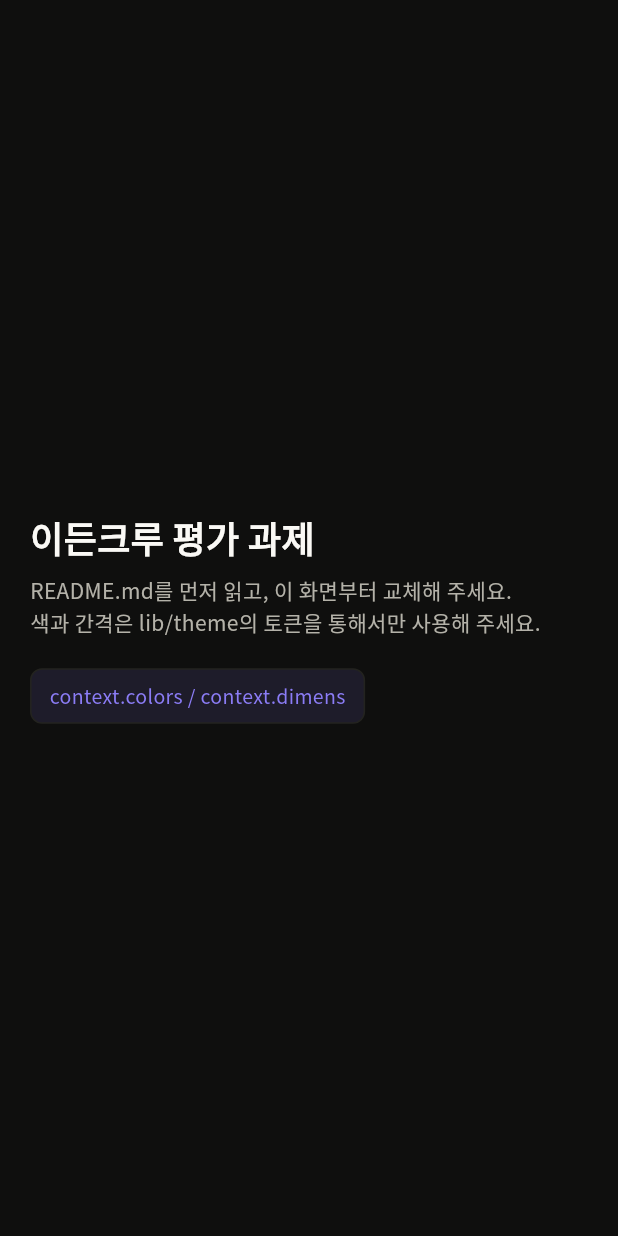
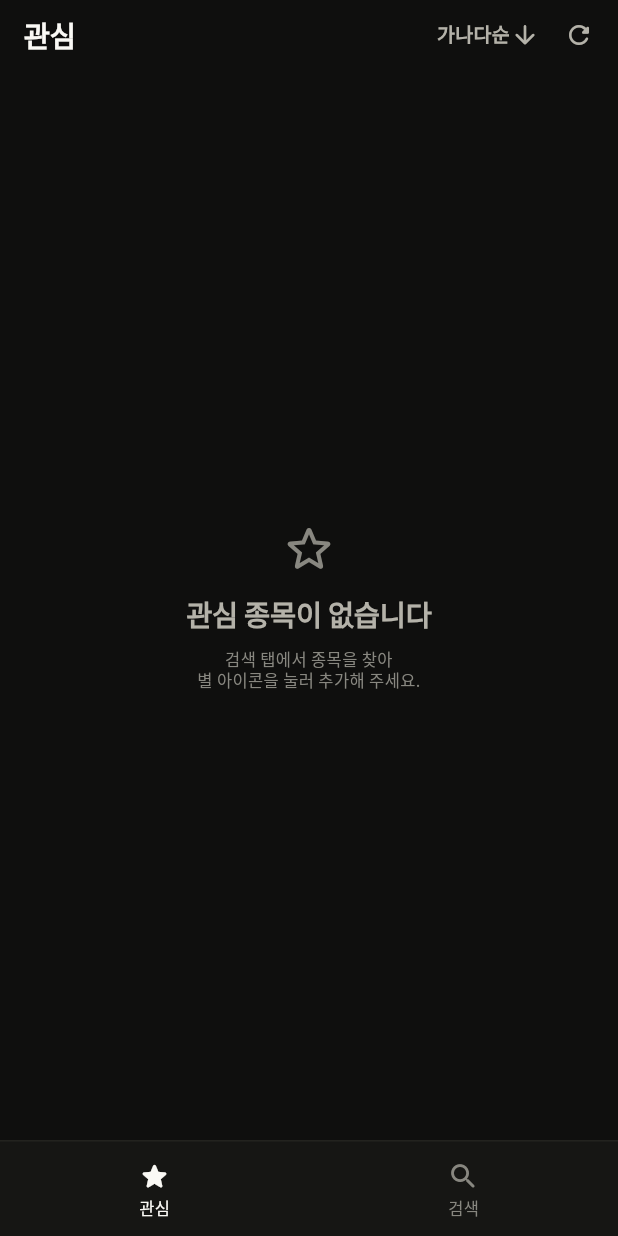
Before and after one commit to developer-kanghyun/edencrew-assignment, a Flutter app: the screen it shows after launch, on a phone screen of 412 x 824 dp. Run offline on Flutter 3.47's test engine with Material 3 defaults, Android fonts, the phone set to English and light mode, and no system bars; missing offline and left inert: cp949_codec.

Commit message:
feat: 관심 화면
- 헤더, 목록, 빈 상태, 정렬 바텀시트
- 탭은 IndexedStack이라 화면을 변경해도 상태가 남음
- FavoritesState가 repository로 시세를 받아옴. 관심종목이 많아도 요청은 한 번
- 시세 조회 실패는 시안에 없어서 목록을 가리지 않는 얇은 띠로 처리
- 템플릿 widget_test는 지운 StartHereScreen을 보고 있어 삭제하고 화면 테스트로 대체

```diff
--- a/lib/main.dart
+++ b/lib/main.dart
@@ -1,88 +1,48 @@
 import 'package:flutter/material.dart';
 
+import 'data/stock_repository.dart';
+import 'screens/main_screen.dart';
+import 'state/app_scope.dart';
+import 'state/favorites_state.dart';
 import 'theme/theme.dart';
 
 void main() {
   runApp(const EdencrewAssignmentApp());
 }
 
-class EdencrewAssignmentApp extends StatelessWidget {
+/// 앱 진입점.
+///
+/// [StatefulWidget]인 이유는 [FavoritesState]와 [StockRepository]를 **한 번만**
+/// 만들고 종료할 때 정리하기 위해서다. `build` 안에서 만들면 화면이 다시 그려질
+/// 때마다 새로 생겨 관심 목록과 캐시가 초기화된다.
+class EdencrewAssignmentApp extends StatefulWidget {
   const EdencrewAssignmentApp({super.key});
 
   @override
-  Widget build(BuildContext context) {
-    return MaterialApp(
-      title: '이든크루 평가 과제',
-      theme: AppTheme.dark,
-      home: const StartHereScreen(),
-    );
-  }
+  State<EdencrewAssignmentApp> createState() => _EdencrewAssignmentAppState();
 }
 
-/// 과제 시작점입니다. 이 화면은 지우고 직접 구현한 화면으로 바꿔 주세요.
-///
-/// 디자인 토큰을 어떻게 꺼내 쓰는지 보여주는 예시이기도 합니다.
-class StartHereScreen extends StatelessWidget {
-  const StartHereScreen({super.key});
+class _EdencrewAssignmentAppState extends State<EdencrewAssignmentApp> {
+  final StockRepository _repository = StockRepository();
+  late final FavoritesState _favorites = FavoritesState(_repository);
+
+  @override
+  void dispose() {
+    _favorites.dispose();
+    _repository.dispose();
+    super.dispose();
+  }
 
   @override
   Widget build(BuildContext context) {
-    final AppColors colors = context.colors;
-    final AppDimens dimens = context.dimens;
-
-    return Scaffold(
-      body: SafeArea(
-        child: Padding(
-          padding: EdgeInsets.all(dimens.space5),
-          child: Column(
-            mainAxisAlignment: MainAxisAlignment.center,
-            crossAxisAlignment: CrossAxisAlignment.start,
-            children: <Widget>[
-              Text(
-                '이든크루 평가 과제',
-                style: TextStyle(
-                  color: colors.textPrimary,
-                  fontSize: 24,
-                  fontWeight: AppTypography.bold,
-                ),
-              ),
-              SizedBox(height: dimens.space2),
-              Text(
-                'README.md를 먼저 읽고, 이 화면부터 교체해 주세요.\n'
-                '색과 간격은 lib/theme의 토큰을 통해서만 사용해 주세요.',
-                style: TextStyle(
-                  color: colors.textSecondary,
-                  fontSize: 14,
-                  fontWeight: AppTypography.regular,
-                  height: 1.5,
-                ),
-              ),
-              SizedBox(height: dimens.space5),
-              Container(
-                padding: EdgeInsets.symmetric(
-                  horizontal: dimens.space3,
-                  vertical: dimens.space2,
-                ),
-                decoration: BoxDecoration(
-                  color: colors.accentBg,
-                  borderRadius: BorderRadius.circular(dimens.radiusMd),
-                  border: Border.all(
-                    color: colors.borderSubtle,
-                    width: dimens.borderHairline,
-                  ),
-                ),
-                child: Text(
-                  'context.colors / context.dimens',
-                  style: TextStyle(
-                    color: colors.accentDefault,
-                    fontSize: 13,
-                    fontWeight: AppTypography.medium,
-                  ),
-                ),
-              ),
-            ],
-          ),
-        ),
+    return AppScope(
+      favorites: _favorites,
+      repository: _repository,
+      child: MaterialApp(
+        title: '이든크루 평가 과제',
+        theme: AppTheme.dark,
+        debugShowCheckedModeBanner: false,
+        home: const MainScreen(),
       ),
     );
   }
--- /dev/null
+++ b/lib/screens/main_screen.dart
@@ -0,0 +1,46 @@
+import 'package:flutter/material.dart';
+
+import '../theme/theme.dart';
+import '../widgets/app_bottom_nav.dart';
+import 'watchlist_screen.dart';
+
+/// 관심 / 검색 두 탭을 감싸는 껍데기 화면.
+///
+/// `Navigator.push`로 화면을 바꾸지 않고 [IndexedStack]으로 둘 다 살려둔다.
+/// 탭을 옮겼다 돌아와도 검색어와 스크롤 위치가 남는다.
+class MainScreen extends StatefulWidget {
+  const MainScreen({super.key});
+
+  @override
+  State<MainScreen> createState() => _MainScreenState();
+}
+
+class _MainScreenState extends State<MainScreen> {
+  int _currentIndex = 0;
+
+  @override
+  Widget build(BuildContext context) {
+    return Scaffold(
+      backgroundColor: context.colors.surfaceBase,
+      body: SafeArea(
+        bottom: false,
+        child: IndexedStack(
+          index: _currentIndex,
+          children: const <Widget>[WatchlistScreen(), _SearchPlaceholder()],
+        ),
+      ),
+      bottomNavigationBar: AppBottomNav(
+        currentIndex: _currentIndex,
+        onSelected: (int index) => setState(() => _currentIndex = index),
+      ),
+    );
+  }
+}
+
+/// 검색 화면을 붙이기 전까지 탭 전환만 확인하기 위한 자리.
+class _SearchPlaceholder extends StatelessWidget {
+  const _SearchPlaceholder();
+
+  @override
+  Widget build(BuildContext context) => const SizedBox.expand();
+}
--- /dev/null
+++ b/lib/screens/watchlist_screen.dart
@@ -0,0 +1,323 @@
+import 'package:flutter/material.dart';
+
+import '../models/favorite_stock.dart';
+import '../state/app_scope.dart';
+import '../state/favorites_state.dart';
+import '../theme/app_text_styles.dart';
+import '../theme/theme.dart';
+import '../widgets/watchlist_row.dart';
+
+/// `01 · 관심` 화면. 목록, 빈 상태, 정렬 바텀시트가 모두 여기에 있다.
+class WatchlistScreen extends StatefulWidget {
+  const WatchlistScreen({super.key});
+
+  @override
+  State<WatchlistScreen> createState() => _WatchlistScreenState();
+}
+
+class _WatchlistScreenState extends State<WatchlistScreen> {
+  bool _loadedOnce = false;
+
+  @override
+  void didChangeDependencies() {
+    super.didChangeDependencies();
+    if (_loadedOnce) return;
+    _loadedOnce = true;
+    // 첫 프레임을 그린 뒤에 시세를 요청한다. 도착 전까지 각 행은 스켈레톤이다.
+    WidgetsBinding.instance.addPostFrameCallback((_) {
+      if (mounted) AppScope.of(context).favorites.refresh();
+    });
+  }
+
+  @override
+  Widget build(BuildContext context) {
+    final FavoritesState favorites = AppScope.of(context).favorites;
+
+    return ListenableBuilder(
+      listenable: favorites,
+      builder: (BuildContext context, _) {
+        return Column(
+          children: <Widget>[
+            _Header(favorites: favorites),
+            if (favorites.errorMessage != null)
+              _ErrorBanner(message: favorites.errorMessage!),
+            Expanded(
+              child: favorites.isEmpty
+                  ? const _EmptyState()
+                  : _StockList(favorites: favorites),
+            ),
+          ],
+        );
+      },
+    );
+  }
+}
+
+class _Header extends StatelessWidget {
+  const _Header({required this.favorites});
+
+  final FavoritesState favorites;
+
+  static const double _utilIconSize = 20;
+
+  @override
+  Widget build(BuildContext context) {
+    final AppColors colors = context.colors;
+    final AppDimens dimens = context.dimens;
+
+    return Padding(
+      padding: EdgeInsets.symmetric(
+        horizontal: dimens.space4,
+        vertical: dimens.space3,
+      ),
+      child: Row(
+        children: <Widget>[
+          Text(
+            '관심',
+            style: AppTextStyles.screenTitle.copyWith(
+              color: colors.textPrimary,
+            ),
+          ),
+          const Spacer(),
+          InkWell(
+            onTap: () => _openSortSheet(context, favorites),
+            child: Row(
+              mainAxisSize: MainAxisSize.min,
+              children: <Widget>[
+                Text(
+                  favorites.sortOrder.label,
+                  style: AppTextStyles.chip.copyWith(
+                    color: colors.textSecondary,
+                  ),
+                ),
+                Icon(
+                  Icons.arrow_downward_rounded,
+                  size: _utilIconSize,
+                  color: colors.textSecondary,
+                ),
+              ],
+            ),
+          ),
+          SizedBox(width: dimens.space4),
+          InkWell(
+            // 이미 조회 중이면 눌러도 중복 요청하지 않는다.
+            onTap: favorites.isRefreshing ? null : favorites.refresh,
+            child: Icon(
+              Icons.refresh_rounded,
+              size: _utilIconSize,
+              color: favorites.isRefreshing
+                  ? colors.textDisabled
+                  : colors.textSecondary,
+            ),
+          ),
+        ],
+      ),
+    );
+  }
+}
+
+class _StockList extends StatelessWidget {
+  const _StockList({required this.favorites});
+
+  final FavoritesState favorites;
+
+  @override
+  Widget build(BuildContext context) {
+    final List<FavoriteStock> stocks = favorites.stocks;
+
+    return RefreshIndicator(
+      onRefresh: favorites.refresh,
+      child: ListView.builder(
+        itemCount: stocks.length,
+        itemBuilder: (BuildContext context, int index) =>
+            WatchlistRow(stock: stocks[index]),
+      ),
+    );
+  }
+}
+
+/// `01 · 관심_empty`. 헤더와 탭바는 그대로 두고 목록 자리만 바뀐다.
+class _EmptyState extends StatelessWidget {
+  const _EmptyState();
+
+  static const double _starSize = 40;
+
+  @override
+  Widget build(BuildContext context) {
+    final AppColors colors = context.colors;
+    final AppDimens dimens = context.dimens;
+
+    return Center(
+      child: Padding(
+        padding: EdgeInsets.symmetric(horizontal: dimens.space4),
+        child: Column(
+          mainAxisSize: MainAxisSize.min,
+          children: <Widget>[
+            Icon(
+              Icons.star_border_rounded,
+              size: _starSize,
+              color: colors.textTertiary,
+            ),
+            SizedBox(height: dimens.space3),
+            Text(
+              '관심 종목이 없습니다',
+              style: AppTextStyles.screenTitle.copyWith(
+                color: colors.textSecondary,
+              ),
+            ),
+            SizedBox(height: dimens.space3),
+            Text(
+              '검색 탭에서 종목을 찾아\n별 아이콘을 눌러 추가해 주세요.',
+              textAlign: TextAlign.center,
+              style: AppTextStyles.rowSecondary.copyWith(
+                color: colors.textTertiary,
+              ),
+            ),
+          ],
+        ),
+      ),
+    );
+  }
+}
+
+/// 시안에 없는 상태다. 시세 조회가 실패해도 목록 자체는 보여야 해서
+/// 화면을 가리지 않는 얇은 띠로 알린다.
+class _ErrorBanner extends StatelessWidget {
+  const _ErrorBanner({required this.message});
+
+  final String message;
+
+  @override
+  Widget build(BuildContext context) {
+    final AppColors colors = context.colors;
+    final AppDimens dimens = context.dimens;
+
+    return Container(
+      width: double.infinity,
+      padding: EdgeInsets.symmetric(
+        horizontal: dimens.space4,
+        vertical: dimens.space2,
+      ),
+      color: colors.surfaceSunken,
+      child: Text(
+        message,
+        style: AppTextStyles.rowSecondary.copyWith(
+          color: colors.feedbackWarning,
+        ),
+      ),
+    );
+  }
+}
+
+/// `01 · 관심_sort`의 정렬 바텀시트.
+Future<void> _openSortSheet(
+  BuildContext context,
+  FavoritesState favorites,
+) async {
+  final AppColors colors = context.colors;
+  final AppDimens dimens = context.dimens;
+
+  await showModalBottomSheet<void>(
+    context: context,
+    backgroundColor: Colors.transparent,
+    barrierColor: colors.scrim,
+    builder: (BuildContext sheetContext) {
+      return Container(
+        decoration: BoxDecoration(
+          color: colors.surfaceOverlay,
+          borderRadius: BorderRadius.vertical(
+            top: Radius.circular(dimens.radiusLg + dimens.space1),
+          ),
+        ),
+        child: SafeArea(
+          top: false,
+          child: Column(
+            mainAxisSize: MainAxisSize.min,
+            children: <Widget>[
+              SizedBox(
+                height: _SortSheetMetrics.titleHeight,
+                child: Padding(
+                  padding: EdgeInsets.symmetric(
+                    horizontal: _SortSheetMetrics.horizontalPadding,
+                  ),
+                  child: Align(
+                    alignment: Alignment.centerLeft,
+                    child: Text(
+                      '정렬',
+                      style: AppTextStyles.screenTitle.copyWith(
+                        color: colors.textPrimary,
+                      ),
+                    ),
+                  ),
+                ),
+              ),
+              for (final SortOrder order in SortOrder.values)
+                _SortOption(
+                  order: order,
+                  selected: order == favorites.sortOrder,
+                  onTap: () {
+                    favorites.setSortOrder(order);
+                    Navigator.of(sheetContext).pop();
+                  },
+                ),
+            ],
+          ),
+        ),
+      );
+    },
+  );
+}
+
+abstract final class _SortSheetMetrics {
+  /// 시안 값. space 토큰(최대 24)으로는 표현되지 않는 높이라 그대로 쓴다.
+  static const double titleHeight = 64;
+  static const double optionHeight = 56;
+  static const double horizontalPadding = 24;
+  static const double checkIconSize = 24;
+}
+
+class _SortOption extends StatelessWidget {
+  const _SortOption({
+    required this.order,
+    required this.selected,
+    required this.onTap,
+  });
+
+  final SortOrder order;
+  final bool selected;
+  final VoidCallback onTap;
+
+  @override
+  Widget build(BuildContext context) {
+    final AppColors colors = context.colors;
+
+    return InkWell(
+      onTap: onTap,
+      child: SizedBox(
+        height: _SortSheetMetrics.optionHeight,
+        child: Padding(
+          padding: const EdgeInsets.symmetric(
+            horizontal: _SortSheetMetrics.horizontalPadding,
+          ),
+          child: Row(
+            children: <Widget>[
+              Text(
+                order.label,
+                style: AppTextStyles.rowPrimary.copyWith(
+                  color: selected ? colors.textPrimary : colors.textSecondary,
+                ),
+              ),
+              const Spacer(),
+              if (selected)
+                Icon(
+                  Icons.check_rounded,
+                  size: _SortSheetMetrics.checkIconSize,
+                  color: colors.textPrimary,
+                ),
+            ],
+          ),
+        ),
+      ),
+    );
+  }
+}
--- a/lib/state/app_scope.dart
+++ b/lib/state/app_scope.dart
@@ -1,5 +1,6 @@
 import 'package:flutter/widgets.dart';
 
+import '../data/stock_repository.dart';
 import 'favorites_state.dart';
 
 /// 앱 전역에서 공유하는 객체를 위젯 트리 아래로 전달한다.
@@ -8,9 +9,15 @@ import 'favorites_state.dart';
 /// 만들고 `Navigator.push`로 열린 화면은 그 아래에 생기므로, 바깥에 두어야 push된
 /// 화면에서도 찾을 수 있다. `home:` 안에 두면 상세 화면에서 찾지 못한다.
 class AppScope extends InheritedWidget {
-  const AppScope({required this.favorites, required super.child, super.key});
+  const AppScope({
+    required this.favorites,
+    required this.repository,
+    required super.child,
+    super.key,
+  });
 
   final FavoritesState favorites;
+  final StockRepository repository;
 
   static AppScope of(BuildContext context) {
     final AppScope? scope =
--- a/lib/state/favorites_state.dart
+++ b/lib/state/favorites_state.dart
@@ -1,5 +1,9 @@
+import 'dart:async';
+
 import 'package:flutter/foundation.dart';
 
+import '../data/naver_client.dart';
+import '../data/stock_repository.dart';
 import '../models/favorite_stock.dart';
 import '../models/quote.dart';
 
@@ -20,31 +24,44 @@ enum SortOrder {
 /// 이 객체 하나에게 등록 · 해제를 시킨다. 화면이 자기 별표 상태를 따로 들고 있지
 /// 않으므로 세 화면이 어긋날 수 없다.
 class FavoritesState extends ChangeNotifier {
+  FavoritesState(this._repository);
+
+  final StockRepository _repository;
   final List<FavoriteStock> _stocks = <FavoriteStock>[];
+
   /// 시안(`01 · 관심`)의 헤더 칩 기본값이 '가나다순'이다.
   SortOrder _sortOrder = SortOrder.name;
 
+  bool _isRefreshing = false;
+  String? _errorMessage;
+
   SortOrder get sortOrder => _sortOrder;
+  bool get isRefreshing => _isRefreshing;
+  String? get errorMessage => _errorMessage;
+  bool get isEmpty => _stocks.isEmpty;
 
   /// 현재 정렬 기준을 적용한 관심종목 목록.
   List<FavoriteStock> get stocks {
     final List<FavoriteStock> sorted = List<FavoriteStock>.of(_stocks);
     switch (_sortOrder) {
       case SortOrder.name:
-        sorted.sort((FavoriteStock a, FavoriteStock b) =>
-            a.name.compareTo(b.name));
+        sorted.sort(
+          (FavoriteStock a, FavoriteStock b) => a.name.compareTo(b.name),
+        );
       case SortOrder.price:
-        sorted.sort((FavoriteStock a, FavoriteStock b) =>
-            _compareDescendingNullsLast(
+        sorted.sort(
+          (FavoriteStock a, FavoriteStock b) => _compareDescendingNullsLast(
             a.quote?.currentPrice,
             b.quote?.currentPrice,
-            ));
+          ),
+        );
       case SortOrder.changeRate:
-        sorted.sort((FavoriteStock a, FavoriteStock b) =>
-            _compareDescendingNullsLast(
+        sorted.sort(
+          (FavoriteStock a, FavoriteStock b) => _compareDescendingNullsLast(
             a.quote?.changeRate,
             b.quote?.changeRate,
-            ));
+          ),
+        );
     }
     return sorted;
   }
@@ -63,18 +80,53 @@ class FavoritesState extends ChangeNotifier {
   }) {
     if (isFavorite(symbol)) {
       _stocks.removeWhere((FavoriteStock stock) => stock.symbol == symbol);
-    } else {
+      notifyListeners();
+      return;
+    }
+
     _stocks.add(
       FavoriteStock(symbol: symbol, name: name, marketName: marketName),
     );
-    }
     notifyListeners();
+
+    // 시세를 기다리지 않고 먼저 그린다. 도착할 때까지 그 행은 스켈레톤으로 보인다.
+    unawaited(_loadQuotes(<String>[symbol]));
   }
 
   void setSortOrder(SortOrder order) {
     if (_sortOrder == order) return;
     _sortOrder = order;
     notifyListeners();
+  }
+
+  /// 헤더의 새로고침 버튼과 첫 진입에서 부른다.
+  /// 관심종목이 몇 개든 요청은 한 번이다.
+  Future<void> refresh() async {
+    if (_stocks.isEmpty) {
+      _errorMessage = null;
+      notifyListeners();
+      return;
+    }
+
+    _isRefreshing = true;
+    _errorMessage = null;
+    notifyListeners();
+
+    await _loadQuotes(
+      _stocks.map((FavoriteStock stock) => stock.symbol).toList(),
+    );
+
+    _isRefreshing = false;
+    notifyListeners();
+  }
+
+  Future<void> _loadQuotes(List<String> symbols) async {
+    try {
+      applyQuotes(await _repository.fetchQuotes(symbols));
+    } on NaverApiException catch (error) {
+      _errorMessage = error.message;
+      notifyListeners();
+    }
   }
 
   /// 받아온 시세를 목록에 붙인다. 응답에 없는 종목은 기존 값을 그대로 둔다.
```
Also changed, not shown: 5 other files. Lines whose indentation alone changed are shown as unchanged.
